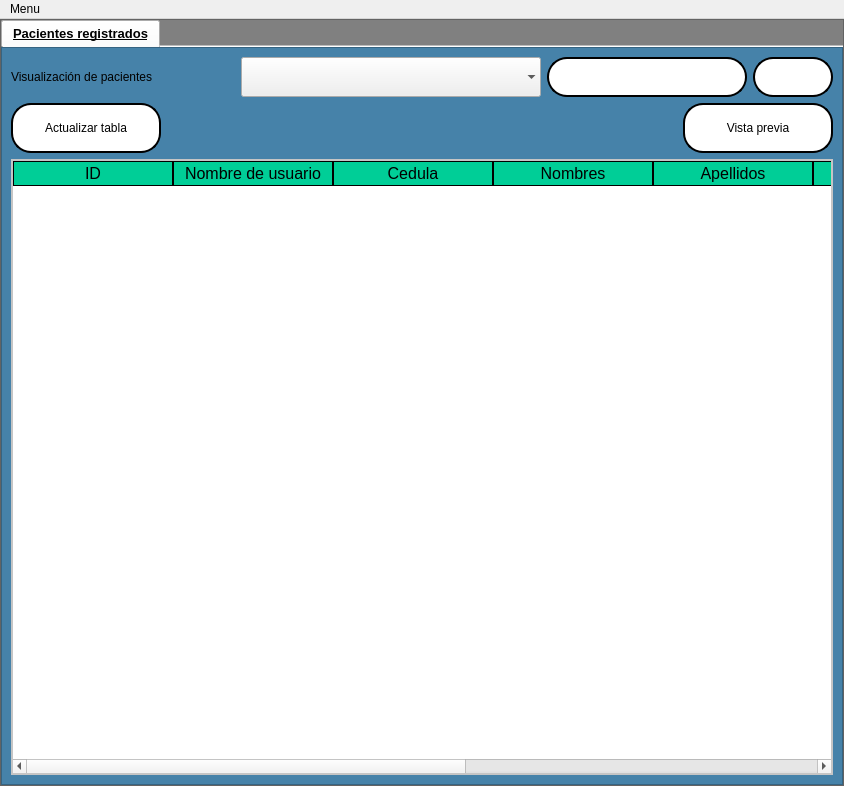
Before: the Qt Designer form interfaces/paciente_view.ui in Reinaldito04/App-Consultas-y-Historias-Medicas, drawn with Qt 5.
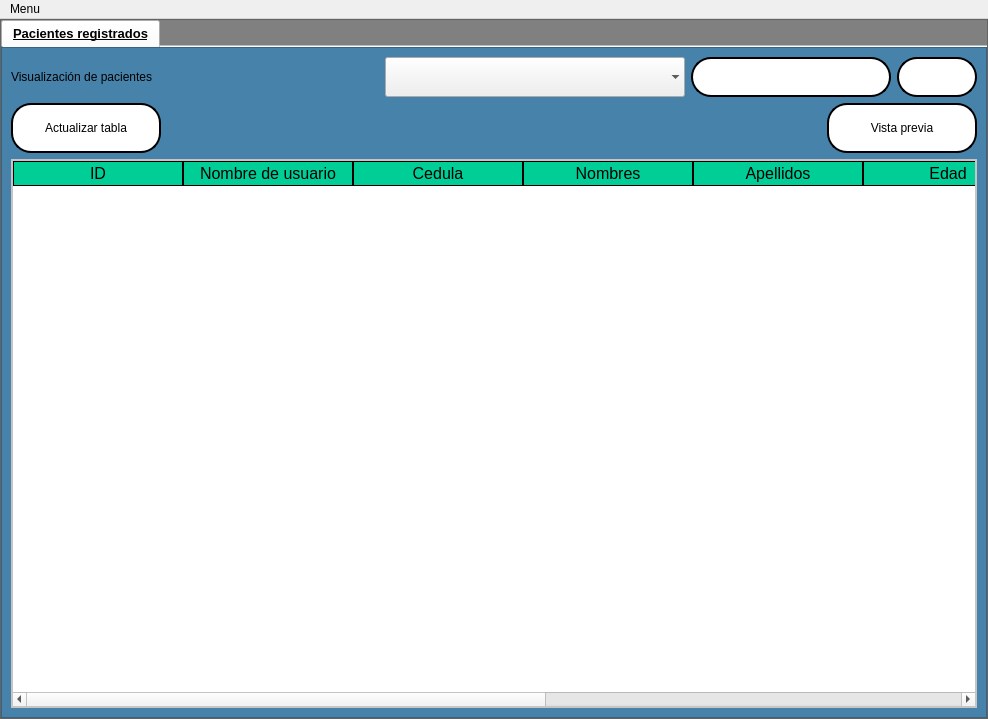
After: the same form once the commit is applied. Icons and pictures are not drawn.

```diff
--- a/interfaces/paciente_view.ui
+++ b/interfaces/paciente_view.ui
@@ -6,8 +6,8 @@
    <rect>
     <x>0</x>
     <y>0</y>
-    <width>844</width>
-    <height>786</height>
+    <width>988</width>
+    <height>719</height>
    </rect>
   </property>
   <property name="windowTitle">
@@ -391,7 +391,7 @@
                     <number>100</number>
                    </attribute>
                    <attribute name="horizontalHeaderDefaultSectionSize">
-                    <number>160</number>
+                    <number>170</number>
                    </attribute>
                    <attribute name="horizontalHeaderShowSortIndicator" stdset="0">
                     <bool>false</bool>
@@ -469,7 +469,7 @@
     <rect>
      <x>0</x>
      <y>0</y>
-     <width>844</width>
+     <width>988</width>
      <height>21</height>
     </rect>
    </property>
```
